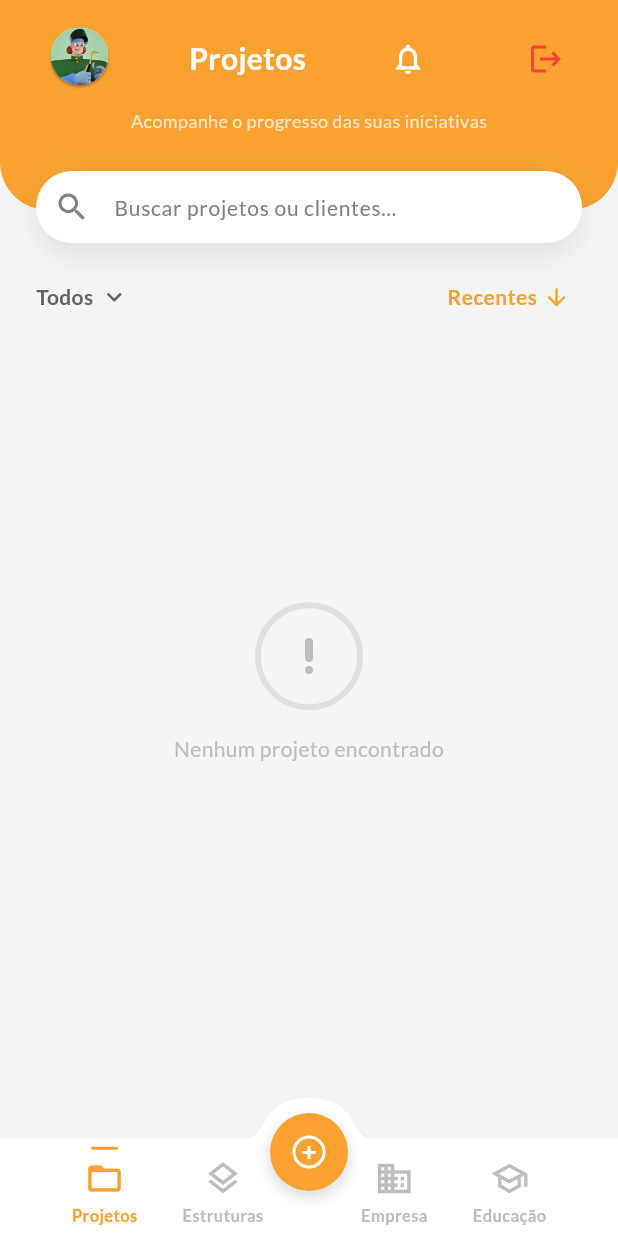
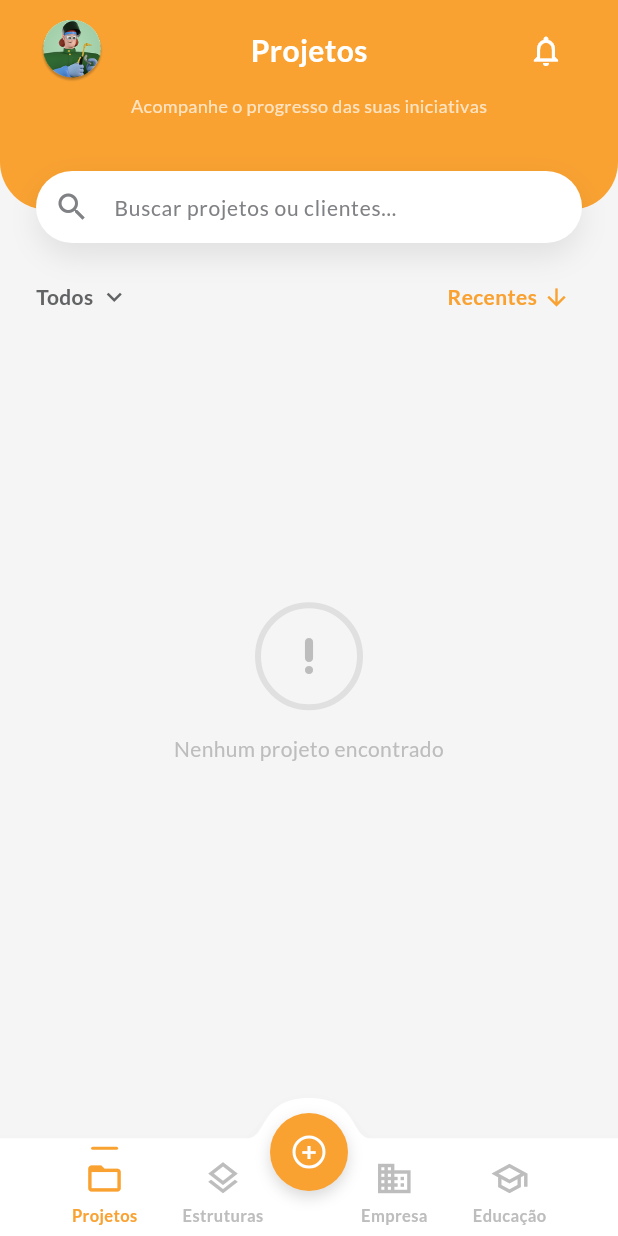
Before and after one commit to Leonardo-Toledo-Alves-Costa/diavicon, a Flutter app: the ProjetosScreen screen opened by its route, on a phone screen of 412 x 824 dp. Run offline on Flutter 3.47's test engine with Material 3 defaults, Android fonts, the phone set to English and light mode, and no system bars; our stand-ins replace file_picker, flutter_colorpicker, flutter_dotenv, flutter_riverpod, geocoding, geolocator and 8 more; missing offline and left inert: pdfx; accounts and stored records are empty.

Commit message:
remocao do logout do app bar principal, e carregar foto do usuario nele tbm

```diff
--- a/lib/features/auth/providers/auth_provider.dart
+++ b/lib/features/auth/providers/auth_provider.dart
@@ -18,6 +18,16 @@ final currentUserProvider = StateNotifierProvider<CurrentUserNotifier, UsuarioMo
 // Provider que controla o estado de Loading e ações de Autenticação
 final authControllerProvider = StateNotifierProvider<AuthController, bool>((ref) {
   return AuthController(ref);
+});
+
+final fotoUsuarioProvider = FutureProvider.autoDispose<String?>((ref) async {
+  final supabase = Supabase.instance.client;
+  final userId = supabase.auth.currentUser?.id;
+  if (userId == null) return null;
+
+  // Busca a URL da foto na tabela de usuarios
+  final resp = await supabase.from('usuarios').select('foto_url').eq('id', userId).maybeSingle();
+  return resp?['foto_url'] as String?;
 });
 
 // Provider que controla o estado de Loading e ações de Recuperação de Senha
--- a/lib/features/projetos/screens/projetos_screen.dart
+++ b/lib/features/projetos/screens/projetos_screen.dart
@@ -9,7 +9,6 @@ import '../widgets/project_card.dart';
 import '../providers/projetos_provider.dart';
 import '../widgets/projetos_header.dart';
 import '../widgets/projetos_filter_row.dart';
-// 🔥 Importe a gaveta que acabou de criar
 
   final GlobalKey<ScaffoldState> _scaffoldKey = GlobalKey<ScaffoldState>();
 class ProjetosScreen extends ConsumerWidget {
@@ -26,7 +25,6 @@ class ProjetosScreen extends ConsumerWidget {
 
       backgroundColor: const Color(0xFFF5F5F5),
       resizeToAvoidBottomInset: false,
-      // 🔥 AQUI: Conecta a gaveta do lado direito!
       drawer: const PerfilDrawer(),
       body: Column(
         children: [
--- a/lib/features/projetos/widgets/projetos_header.dart
+++ b/lib/features/projetos/widgets/projetos_header.dart
@@ -1,7 +1,6 @@
 import 'package:flutter/material.dart';
 import 'package:flutter_riverpod/flutter_riverpod.dart';
 import 'package:go_router/go_router.dart';
-import 'package:supabase_flutter/supabase_flutter.dart';
 
 import '../../../core/constants/app_colors.dart';
 import '../../../core/widgets/custom_search_bar.dart';
@@ -20,6 +19,8 @@ class ProjetosHeader extends ConsumerWidget {
 
   @override
   Widget build(BuildContext context, WidgetRef ref) {
+    final fotoUrlAsync = ref.watch(fotoUsuarioProvider);
+
     return Stack(
       clipBehavior: Clip.none,
       children: [
@@ -37,7 +38,30 @@ class ProjetosHeader extends ConsumerWidget {
                 children: [
                   Builder(
                     builder: (context) => IconButton(
-                      icon:  Image.asset('assets/images/user.png', width: 42, height: 42, fit: BoxFit.cover),
+                      padding: EdgeInsets.zero,
+                      icon: ClipRRect(
+                        borderRadius: BorderRadius.circular(21), // Deixa redondinho
+                        child: fotoUrlAsync.when(
+                          loading: () => const SizedBox(
+                            width: 42,
+                            height: 42,
+                            child: CircularProgressIndicator(color: Colors.white, strokeWidth: 2),
+                          ),
+                          error: (_, __) => Image.asset('assets/images/user.png', width: 42, height: 42, fit: BoxFit.cover),
+                          data: (fotoUrl) {
+                            if (fotoUrl != null && fotoUrl.isNotEmpty) {
+                              return Image.network(
+                                fotoUrl,
+                                width: 42,
+                                height: 42,
+                                fit: BoxFit.cover,
+                                errorBuilder: (_, __, ___) => Image.asset('assets/images/user.png', width: 42, height: 42, fit: BoxFit.cover),
+                              );
+                            }
+                            return Image.asset('assets/images/user.png', width: 42, height: 42, fit: BoxFit.cover);
+                          },
+                        ),
+                      ),
                       onPressed: onOpenDrawer,
                     ),
                   ),
@@ -57,18 +81,7 @@ class ProjetosHeader extends ConsumerWidget {
                     ),
                     onPressed: () => context.push('/notificacoes'),
                   ),
-                  // BOTÃO DE LOGOUT PROVISÓRIO
-                  IconButton(
-                    icon: const Icon(Icons.logout, color: Colors.red),
-                    tooltip: 'Sair (Teste)',
-                    onPressed: () async {
-                      await Supabase.instance.client.auth.signOut();
-                      ref.invalidate(currentUserProvider);
-                      if (context.mounted) {
-                        context.go('/login');
-                      }
-                    },
-                  ),
+
                 ],
               ),
               const SizedBox(height: 4),
@@ -101,7 +114,6 @@ class ProjetosHeader extends ConsumerWidget {
             child: CustomSearchBar(
               hintText: 'Buscar projetos ou clientes...',
               onChanged: (val) {
-                // Atualiza o estado da busca no Riverpod
                 ref.read(searchQueryProvider.notifier).state = val;
               },
             ),
```
